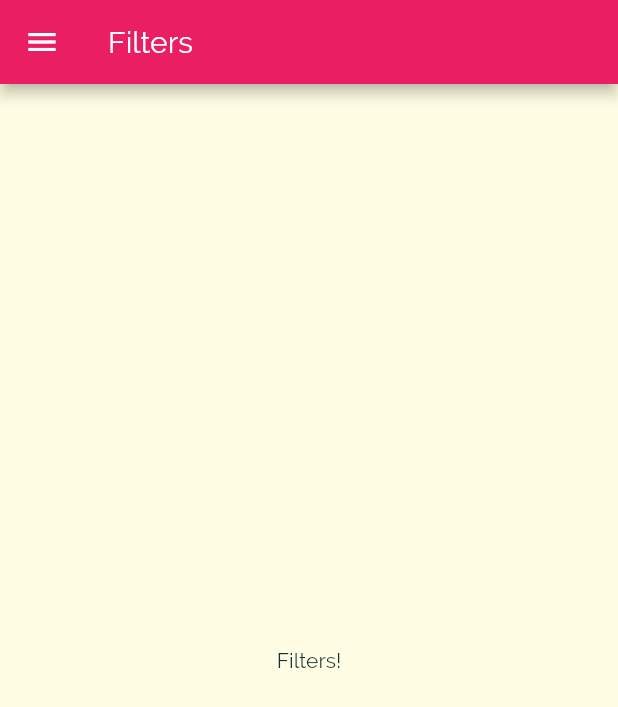
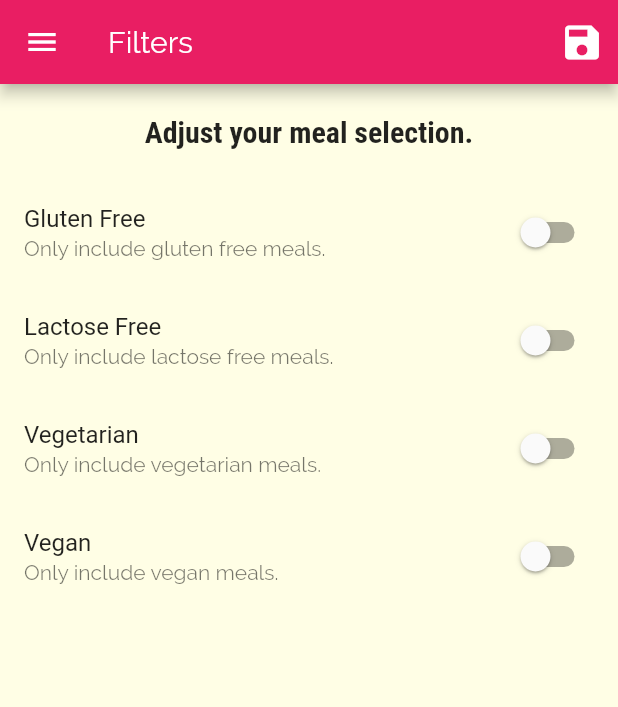
Before and after one commit to AhmedMostafaElbasha/DeliMeals, a Flutter app: the FiltersScreen screen opened by its route, on a phone screen of 412 x 824 dp. Shown: the top 707 px of the screen. Run offline on Flutter 3.47's test engine with Material 2 defaults, Android fonts, the phone set to English and light mode, and no system bars.

Commit message:
Added The Feature of Filtering Displayed Meals

```diff
--- a/meals_app/lib/main.dart
+++ b/meals_app/lib/main.dart
@@ -1,15 +1,53 @@
 import 'package:flutter/material.dart';
 
+import './data/dummy_data.dart';
 import './screens/filters_screen.dart';
 import './screens/favorites_screen.dart';
 import './screens/meal-detail_screen.dart';
 import './screens/tabs_screen.dart';
 import './screens/category_meals_screen.dart';
 import './screens/categories_screen.dart';
+import './models/meal.dart';
 
 void main() => runApp(MyApp());
 
-class MyApp extends StatelessWidget {
+class MyApp extends StatefulWidget {
+  @override
+  _MyAppState createState() => _MyAppState();
+}
+
+class _MyAppState extends State<MyApp> {
+  Map<String, bool> _filters = {
+    'gluten': false,
+    'lactose': false,
+    'vegetarian': false,
+    'vegan': false,
+  };
+
+  List<Meal> _availableMeals = DUMMY_MEALS;
+
+  void _setFilters(Map<String, bool> filterData) {
+    setState(() {
+      _filters = filterData;
+
+      _availableMeals = DUMMY_MEALS.where((meal) {
+        if (_filters['gluten'] && !meal.isGlutenFree) {
+          return false;
+        }
+        if (_filters['lactose'] && !meal.isLactoseFree) {
+          return false;
+        }
+        if (_filters['vegetarian'] && !meal.isVegetarian) {
+          return false;
+        }
+        if (_filters['vegan'] && !meal.isVegan) {
+          return false;
+        }
+        return true;
+      }).toList();
+    });
+  }
+
   @override
   Widget build(BuildContext context) {
     return MaterialApp(
@@ -37,11 +75,16 @@ class MyApp extends StatelessWidget {
       initialRoute: TabsScreen.routeName, // Default: '/'
       routes: {
         TabsScreen.routeName: (contextt) => TabsScreen(),
-        CategoriesScreen.routeName:  (contextt) => CategoriesScreen(),
+        CategoriesScreen.routeName: (contextt) => CategoriesScreen(),
         FavoritesScreen.routeName: (contextt) => FavoritesScreen(),
-        CategoryMealsScreen.routeName: (contextt) => CategoryMealsScreen(),
+        CategoryMealsScreen.routeName: (contextt) => CategoryMealsScreen(
+              availableMeals: _availableMeals,
+            ),
         MealDetailScreen.routeName: (contextt) => MealDetailScreen(),
-        FiltersScreen.routeName: (contextt) => FiltersScreen(),
+        FiltersScreen.routeName: (contextt) => FiltersScreen(
+              saveFilters: _setFilters,
+              currentFilters: _filters,
+            ),
       },
       onGenerateRoute: (settings) {
         print(settings.arguments);
--- a/meals_app/lib/screens/category_meals_screen.dart
+++ b/meals_app/lib/screens/category_meals_screen.dart
@@ -7,6 +7,11 @@ import '../models/meal.dart';
 class CategoryMealsScreen extends StatefulWidget {
   static const routeName = '/category-meals';
 
+  final List<Meal> availableMeals;
+
+  CategoryMealsScreen({
+    @required this.availableMeals,
+  });
   @override
   _CategoryMealsScreenState createState() => _CategoryMealsScreenState();
 }
@@ -29,7 +34,7 @@ class _CategoryMealsScreenState extends State<CategoryMealsScreen> {
           ModalRoute.of(context).settings.arguments as Map<String, Object>;
       categoryTitle = routeArguments['title'];
       final categoryId = routeArguments['id'];
-      displayedMeals = DUMMY_MEALS.where((meal) {
+      displayedMeals = widget.availableMeals.where((meal) {
         return meal.categories.contains(categoryId);
       }).toList();
       _isInitialLoaded = true;
--- a/meals_app/lib/screens/filters_screen.dart
+++ b/meals_app/lib/screens/filters_screen.dart
@@ -1,18 +1,130 @@
 import 'package:flutter/material.dart';
 import 'package:meals_app/widgets/main_drawer.dart';
 
-class FiltersScreen extends StatelessWidget {
+class FiltersScreen extends StatefulWidget {
   static const routeName = '/filters';
+
+  final Function saveFilters;
+  final Map<String, bool> currentFilters;
+
+  FiltersScreen({
+    @required this.saveFilters,
+    @required this.currentFilters,
+  });
+  @override
+  _FiltersScreenState createState() => _FiltersScreenState();
+}
+
+class _FiltersScreenState extends State<FiltersScreen> {
+  var _glutenFree = false;
+  var _vegetarian = false;
+  var _vegan = false;
+  var _lactoseFree = false;
+
+  @override
+  initState() {
+    super.initState();
+    _glutenFree = widget.currentFilters['gluten'];
+    _lactoseFree = widget.currentFilters['lactose'];
+    _vegetarian = widget.currentFilters['vegetarian'];
+    _vegan = widget.currentFilters['vegan'];
+  }
+
+  Widget _buildSwitchListTile({
+    @required String title,
+    @required String description,
+    @required bool currentValue,
+    @required Function onChangedHandler,
+  }) {
+    return SwitchListTile(
+      title: Text(title),
+      subtitle: Text(description),
+      value: currentValue,
+      onChanged: onChangedHandler,
+    );
+  }
 
   @override
   Widget build(BuildContext context) {
     return Scaffold(
       appBar: AppBar(
         title: Text('Filters'),
+        actions: <Widget>[
+          IconButton(
+            icon: Icon(
+              Icons.save,
+              color: Colors.white,
+            ),
+            iconSize: 30,
+            onPressed: () {
+              final selectedFilters = {
+                'gluten': _glutenFree,
+                'lactose': _lactoseFree,
+                'vegetarian': _vegetarian,
+                'vegan': _vegan,
+              };
+              widget.saveFilters(selectedFilters);
+            },
+          )
+        ],
       ),
       drawer: MainDrawer(),
-      body: Center(
-        child: Text('Filters!'),
+      body: Column(
+        children: <Widget>[
+          Container(
+            padding: EdgeInsets.all(20),
+            child: Text(
+              'Adjust your meal selection.',
+              style: Theme.of(context).textTheme.title,
+            ),
+          ),
+          Expanded(
+            child: ListView(
+              children: <Widget>[
+                _buildSwitchListTile(
+                  title: 'Gluten Free',
+                  description: 'Only include gluten free meals.',
+                  currentValue: _glutenFree,
+                  onChangedHandler: (newValue) {
+                    setState(() {
+                      _glutenFree = newValue;
+                    });
+                  },
+                ),
+                _buildSwitchListTile(
+                  title: 'Lactose Free',
+                  description: 'Only include lactose free meals.',
+                  currentValue: _lactoseFree,
+                  onChangedHandler: (newValue) {
+                    setState(() {
+                      _lactoseFree = newValue;
+                    });
+                  },
+                ),
+                _buildSwitchListTile(
+                  title: 'Vegetarian',
+                  description: 'Only include vegetarian meals.',
+                  currentValue: _vegetarian,
+                  onChangedHandler: (newValue) {
+                    setState(() {
+                      _vegetarian = newValue;
+                    });
+                  },
+                ),
+                _buildSwitchListTile(
+                  title: 'Vegan',
+                  description: 'Only include vegan meals.',
+                  currentValue: _vegan,
+                  onChangedHandler: (newValue) {
+                    setState(() {
+                      _vegan = newValue;
+                    });
+                  },
+                ),
+              ],
+            ),
+          ),
+        ],
       ),
     );
   }
```
Lines whose indentation alone changed are shown as unchanged.
